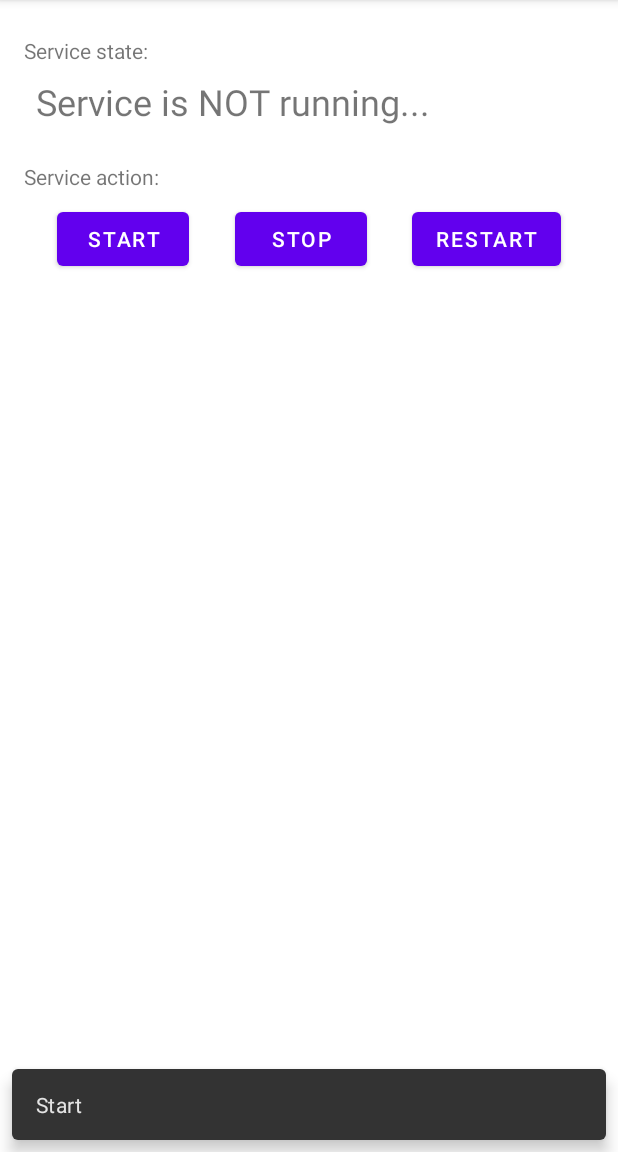
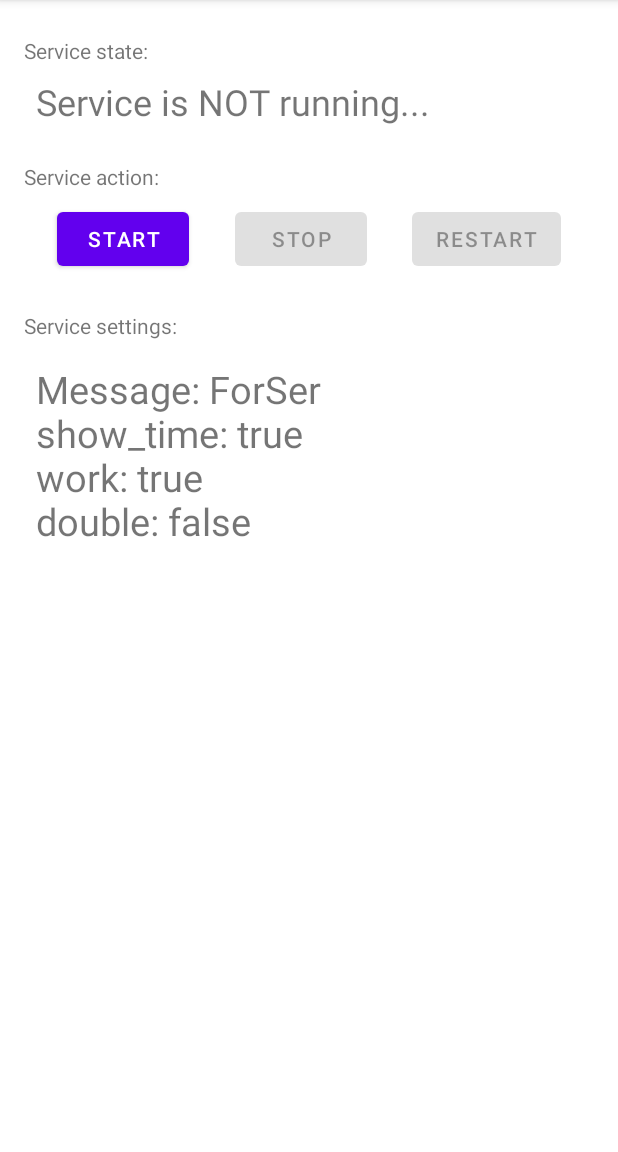
Before and after one commit to AdrianSzafranski/FoSer, an Android app: the screen it shows after launch (MainActivity), after a tap on "START", on a phone screen of 412 x 824 dp, the part 84-1236 px from its top. Run offline under Robolectric (Android 15) with nearby library versions, the phone set to English and light mode, and no system bars.

Commit message:
Zrobione lab8

```diff
--- a/app/src/main/AndroidManifest.xml
+++ b/app/src/main/AndroidManifest.xml
@@ -1,7 +1,7 @@
 <?xml version="1.0" encoding="utf-8"?>
 <manifest xmlns:android="http://schemas.android.com/apk/res/android"
     package="com.example.foser">
-
+    <uses-permission android:name="android.permission.FOREGROUND_SERVICE"></uses-permission>
     <application
         android:allowBackup="true"
         android:icon="@mipmap/ic_launcher"
@@ -24,6 +24,9 @@
             android:parentActivityName=".MainActivity"
             android:label="@string/label_settings"
             android:exported="false" />
+        <service android:name=".MyForegroundService"
+            android:enabled="true">
+        </service>
     </application>
 
 </manifest>
--- a/app/src/main/java/com/example/foser/MainActivity.java
+++ b/app/src/main/java/com/example/foser/MainActivity.java
@@ -3,26 +3,77 @@ package com.example.foser;
 import androidx.annotation.NonNull;
 import androidx.appcompat.app.AppCompatActivity;
 
+import android.app.ActivityManager;
+import android.content.Context;
 import android.content.Intent;
 import android.os.Bundle;
 import android.view.Menu;
 import android.view.MenuItem;
 import android.view.View;
+import android.widget.Button;
+import android.widget.TextView;
+import android.content.SharedPreferences;
+
+import androidx.core.content.ContextCompat;
+import androidx.preference.PreferenceManager;
 
 import com.google.android.material.snackbar.Snackbar;
 
 public class MainActivity extends AppCompatActivity {
 
+    private Button buttonStart, buttonStop, buttonRestart;
+    private TextView textInfoService, textInfoSettings;
+    private String message;
+    private Boolean show_time, work, work_double;
+
     @Override
     protected void onCreate(Bundle savedInstanceState) {
         super.onCreate(savedInstanceState);
         setContentView(R.layout.activity_main);
+        buttonStart = (Button)findViewById(R.id.buttonStart);
+        buttonStop = (Button)findViewById(R.id.buttonStop);
+        buttonRestart = (Button)findViewById(R.id.buttonRestart);
+        textInfoService = (TextView)findViewById(R.id.textInfoServiceState);
+        textInfoSettings = (TextView) findViewById(R.id.textInfoSettings);
+        updateUI();
     }
 
     @Override
     public boolean onCreateOptionsMenu(Menu menu) {
         getMenuInflater().inflate(R.menu.main_menu,menu);
         return true;
+    }
+
+    private String getPreferences(){
+
+        SharedPreferences sharedPreferences = PreferenceManager.getDefaultSharedPreferences(this);
+        message = sharedPreferences.getString("message","ForSer");
+        show_time = sharedPreferences.getBoolean("show_time", true);
+        work = sharedPreferences.getBoolean("sync",true);
+        work_double = sharedPreferences.getBoolean("double", false);
+
+        return "Message: " + message + "\n"
+                +"show_time: " + show_time.toString() +"\n"
+                +"work: " + work.toString() + "\n"
+                +"double: " + work_double.toString();
+    }
+
+    private void updateUI(){
+
+        if(isMyForegroundServiceRunning()){
+            buttonStart.setEnabled(false);
+            buttonStop.setEnabled(true);
+            buttonRestart.setEnabled(true);
+            textInfoService.setText(getString(R.string.info_service_running));
+        }
+        else {
+            buttonStart.setEnabled(true);
+            buttonStop.setEnabled(false);
+            buttonRestart.setEnabled(false);
+            textInfoService.setText(getString(R.string.info_service_not_running));
+        }
+
+        textInfoSettings.setText(getPreferences());
     }
 
     @Override
@@ -34,12 +85,42 @@ public class MainActivity extends AppCompatActivity {
         }
     }
 
+    @SuppressWarnings("deprecation")
+    private boolean isMyForegroundServiceRunning(){
+
+        String myServiceName = MyForegroundService.class.getName();
+        ActivityManager activityManager = (ActivityManager) getSystemService(Context.ACTIVITY_SERVICE);
+
+        for(ActivityManager.RunningServiceInfo runningService : activityManager.getRunningServices(Integer.MAX_VALUE)) {
+            String runningServiceName = runningService.service.getClassName();
+            if(runningServiceName.equals(myServiceName)){
+                return true;
+            }
+        }
+        return false;
+    }
+
     public void clickStart(View view) {
-        Snackbar.make(view, "Start", Snackbar.LENGTH_SHORT).show();
+
+        getPreferences();
+
+        Intent startIntent = new Intent(this,MyForegroundService.class);
+        startIntent.putExtra(MyForegroundService.MESSAGE,message);
+        startIntent.putExtra(MyForegroundService.TIME,show_time);
+        startIntent.putExtra(MyForegroundService.WORK,work);
+        startIntent.putExtra(MyForegroundService.WORK_DOUBLE,work_double);
+
+
+        ContextCompat.startForegroundService(this, startIntent);
+        updateUI();
     }
 
     public void clickStop(View view) {
-        Snackbar.make(view, "Stop", Snackbar.LENGTH_SHORT).show();
+
+        Intent stopIntent = new Intent(this, MyForegroundService.class);
+        stopService(stopIntent);
+        updateUI();
+
     }
 
     public void clickRestart(View view) {
--- a/app/src/main/res/layout/activity_main.xml
+++ b/app/src/main/res/layout/activity_main.xml
@@ -75,4 +75,25 @@
         app:layout_constraintHorizontal_bias="0.5"
         app:layout_constraintStart_toEndOf="@+id/buttonStop" />
 
+    <TextView
+        android:id="@+id/textView"
+        android:layout_width="wrap_content"
+        android:layout_height="wrap_content"
+        android:layout_marginStart="16dp"
+        android:layout_marginTop="24dp"
+        android:text="@string/info_settings"
+        app:layout_constraintStart_toStartOf="parent"
+        app:layout_constraintTop_toBottomOf="@+id/buttonStart" />
+
+    <TextView
+        android:id="@+id/textInfoSettings"
+        android:layout_width="wrap_content"
+        android:layout_height="wrap_content"
+        android:layout_marginStart="24dp"
+        android:layout_marginTop="15dp"
+        android:text="@string/settings"
+        android:textSize="25sp"
+        app:layout_constraintStart_toStartOf="parent"
+        app:layout_constraintTop_toBottomOf="@+id/textView" />
+
 </androidx.constraintlayout.widget.ConstraintLayout>
```
Also changed, not shown: app/src/main/java/com/example/foser/MyForegroundService.java (added, +104 -0 lines), app/src/main/res/values/strings.xml (+11 -9 lines), app/src/main/res/xml/root_preferences.xml (+8 -9 lines).
